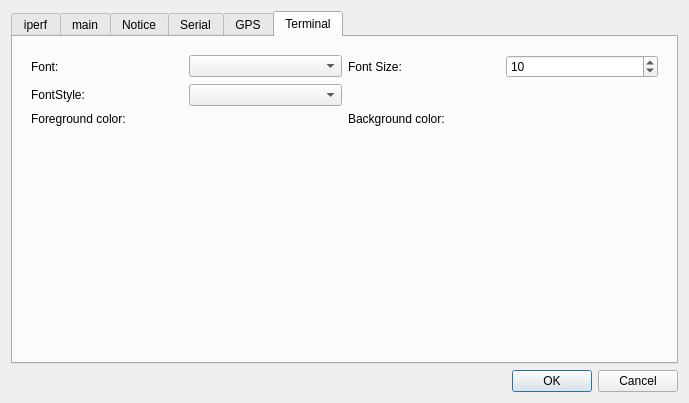
Old version of the form qiperfc/src/dlgoption.ui in the repository coolshou/qiperf.
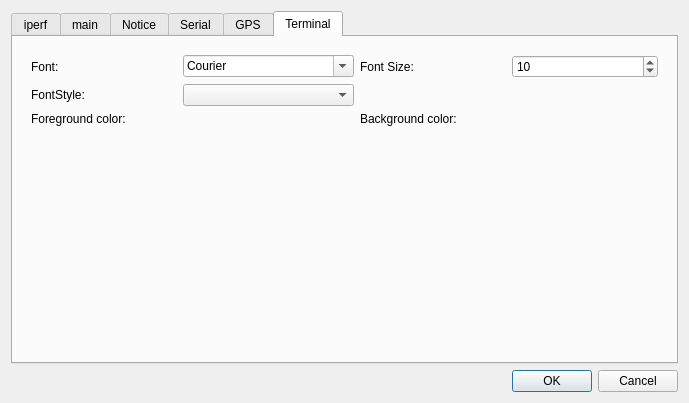
New version of the form. The open tabs and pages were chosen to show the change. Icons and pictures are not drawn.

Commit message: change to use QFontComboBox

```diff
--- a/qiperfc/src/dlgoption.ui
+++ b/qiperfc/src/dlgoption.ui
@@ -571,9 +571,6 @@
             </property>
            </widget>
           </item>
-          <item row="0" column="1">
-           <widget class="QComboBox" name="cbFontFamily"/>
-          </item>
           <item row="0" column="3">
            <widget class="QSpinBox" name="sbFontPonitSize">
             <property name="minimum">
@@ -615,6 +612,13 @@
             </property>
            </widget>
           </item>
+          <item row="0" column="1">
+           <widget class="QFontComboBox" name="cbFontFamily">
+            <property name="fontFilters">
+             <set>QFontComboBox::MonospacedFonts</set>
+            </property>
+           </widget>
+          </item>
          </layout>
         </widget>
        </item>
```
Left out of the diff: 2 changed lines with no effect on the pictures. The commit also changes 1 other file.
